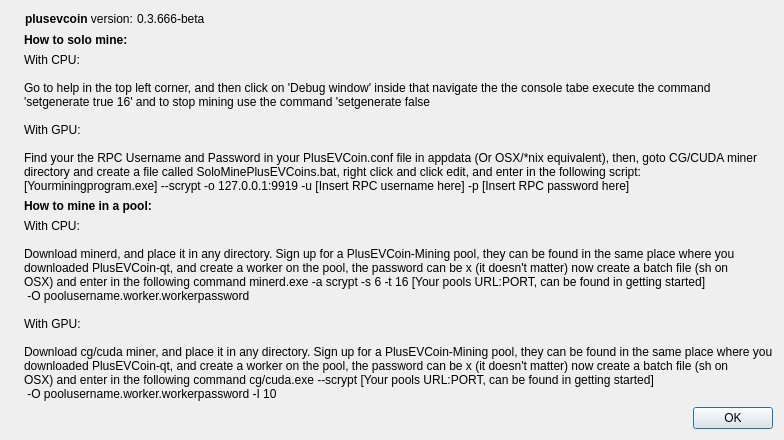
First picture: the form in src/qt/forms/miningTutDialog.ui, repository plusevcoin/plusevcoin, before the edit.
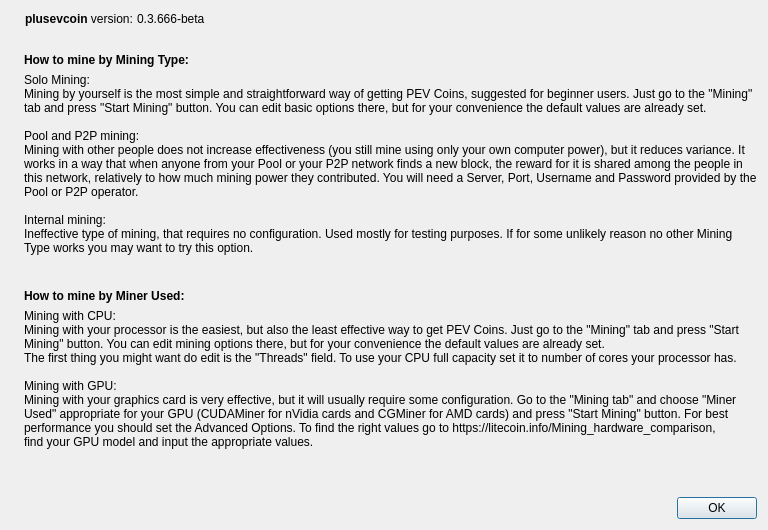
Second picture: the form after the edit. Icons and pictures are not drawn.

Commit message: v1.1.2 Tutorials and better mining debug

```diff
--- a/src/qt/forms/miningTutDialog.ui
+++ b/src/qt/forms/miningTutDialog.ui
@@ -6,8 +6,8 @@
    <rect>
     <x>0</x>
     <y>0</y>
-    <width>778</width>
-    <height>415</height>
+    <width>200</width>
+    <height>200</height>
    </rect>
   </property>
   <property name="windowTitle">
@@ -97,6 +97,19 @@
        </layout>
       </widget>
      </item>
+     <item>
+      <widget class="QLabel" name="label_topjump">
+       <property name="sizePolicy">
+        <sizepolicy hsizetype="Minimum" vsizetype="Maximum">
+         <horstretch>0</horstretch>
+         <verstretch>0</verstretch>
+        </sizepolicy>
+       </property>
+       <property name="text">
+        <string></string>
+       </property>
+      </widget>
+     </item>
      <item>
       <widget class="QLabel" name="label_3">
        <property name="sizePolicy">
@@ -106,7 +119,10 @@
         </sizepolicy>
        </property>
        <property name="text">
-        <string>&lt;html&gt;&lt;head/&gt;&lt;body&gt;&lt;p&gt;&lt;span style=&quot; font-weight:600;&quot;&gt;How to solo mine:&lt;/span&gt;&lt;/p&gt;&lt;/body&gt;&lt;/html&gt;</string>
+        <string>&lt;html&gt;&lt;head/&gt;&lt;body&gt;&lt;p&gt;&lt;span style=&quot; font-weight:600;&quot;&gt;How to mine by Mining Type:&lt;/span&gt;&lt;/p&gt;&lt;/body&gt;&lt;/html&gt;</string>
+       </property>
+       <property name="textInteractionFlags">
+        <set>Qt::LinksAccessibleByMouse|Qt::TextSelectableByKeyboard|Qt::TextSelectableByMouse</set>
        </property>
       </widget>
      </item>
@@ -119,16 +135,21 @@
         </sizepolicy>
        </property>
        <property name="text">
-        <string>With CPU:
+        <string>Solo Mining:
+Mining by yourself is the most simple and straightforward way of getting PEV Coins, suggested for beginner users. Just go to the "Mining"
+tab and press "Start Mining" button. You can edit basic options there, but for your convenience the default values are already set.
 
-Go to help in the top left corner, and then click on 'Debug window' inside that navigate the the console tabe execute the command
-'setgenerate true 16' and to stop mining use the command 'setgenerate false
+Pool and P2P mining:
+Mining with other people does not increase effectiveness (you still mine using only your own computer power), but it reduces variance. It
+works in a way that when anyone from your Pool or your P2P network finds a new block, the reward for it is shared among the people in
+this network, relatively to how much mining power they contributed. You will need a Server, Port, Username and Password provided by the
+Pool or P2P operator.
 
-With GPU:
+Internal mining:
+Ineffective type of mining, that requires no configuration. Used mostly for testing purposes. If for some unlikely reason no other Mining
+Type works you may want to try this option.
 
-Find your the RPC Username and Password in your PlusEVCoin.conf file in appdata (Or OSX/*nix equivalent), then, goto CG/CUDA miner
-directory and create a file called SoloMinePlusEVCoins.bat, right click and click edit, and enter in the following script:
-[Yourminingprogram.exe] --scrypt -o 127.0.0.1:9919 -u [Insert RPC username here] -p [Insert RPC password here]</string>
+</string>
        </property>
        <property name="textInteractionFlags">
         <set>Qt::LinksAccessibleByMouse|Qt::TextSelectableByMouse</set>
@@ -138,32 +159,44 @@
      <item>
       <widget class="QLabel" name="label_5">
        <property name="sizePolicy">
-        <sizepolicy hsizetype="Preferred" vsizetype="Maximum">
+        <sizepolicy hsizetype="Minimum" vsizetype="Maximum">
          <horstretch>0</horstretch>
          <verstretch>0</verstretch>
         </sizepolicy>
        </property>
        <property name="text">
-        <string>&lt;html&gt;&lt;head/&gt;&lt;body&gt;&lt;p&gt;&lt;span style=&quot; font-weight:600;&quot;&gt;How to mine in a pool:&lt;/span&gt;&lt;/p&gt;&lt;/body&gt;&lt;/html&gt;</string>
+        <string>&lt;html&gt;&lt;head/&gt;&lt;body&gt;&lt;p&gt;&lt;span style=&quot; font-weight:600;&quot;&gt;How to mine by Miner Used:&lt;/span&gt;&lt;/p&gt;&lt;/body&gt;&lt;/html&gt;</string>
+       </property>
+       <property name="textInteractionFlags">
+        <set>Qt::LinksAccessibleByMouse|Qt::TextSelectableByKeyboard|Qt::TextSelectableByMouse</set>
        </property>
       </widget>
      </item>
      <item>
       <widget class="QLabel" name="label_6">
+       <property name="sizePolicy">
+        <sizepolicy hsizetype="Minimum" vsizetype="Maximum">
+         <horstretch>0</horstretch>
+         <verstretch>0</verstretch>
+        </sizepolicy>
+       </property>
        <property name="text">
-        <string>With CPU:
+           <string>Mining with CPU:
+Mining with your processor is the easiest, but also the least effective way to get PEV Coins. Just go to the "Mining" tab and press "Start
+Mining" button. You can edit mining options there, but for your convenience the default values are already set.
+The first thing you might want do edit is the "Threads" field. To use your CPU full capacity set it to number of cores your processor has.
 
-Download minerd, and place it in any directory. Sign up for a PlusEVCoin-Mining pool, they can be found in the same place where you
-downloaded PlusEVCoin-qt, and create a worker on the pool, the password can be x (it doesn't matter) now create a batch file (sh on
-OSX) and enter in the following command minerd.exe -a scrypt -s 6 -t 16 [Your pools URL:PORT, can be found in getting started]
- -O poolusername.worker.workerpassword
+Mining with GPU:
+Mining with your graphics card is very effective, but it will usually require some configuration. Go to the "Mining tab" and choose "Miner
+Used" appropriate for your GPU (CUDAMiner for nVidia cards and CGMiner for AMD cards) and press "Start Mining" button. For best
+performance you should set the Advanced Options. To find the right values go to https://litecoin.info/Mining_hardware_comparison,
+find your GPU model and input the appropriate values.
 
-With GPU:
 
-Download cg/cuda miner, and place it in any directory. Sign up for a PlusEVCoin-Mining pool, they can be found in the same place where you
-downloaded PlusEVCoin-qt, and create a worker on the pool, the password can be x (it doesn't matter) now create a batch file (sh on
-OSX) and enter in the following command cg/cuda.exe --scrypt [Your pools URL:PORT, can be found in getting started]
- -O poolusername.worker.workerpassword -I 10</string>
+</string>
+       </property>
+       <property name="textInteractionFlags">
+        <set>Qt::LinksAccessibleByMouse|Qt::TextSelectableByKeyboard|Qt::TextSelectableByMouse</set>
        </property>
       </widget>
      </item>
```
Left out of the diff: 11 changed lines with no effect on the pictures. The commit also changes 12 other files.
